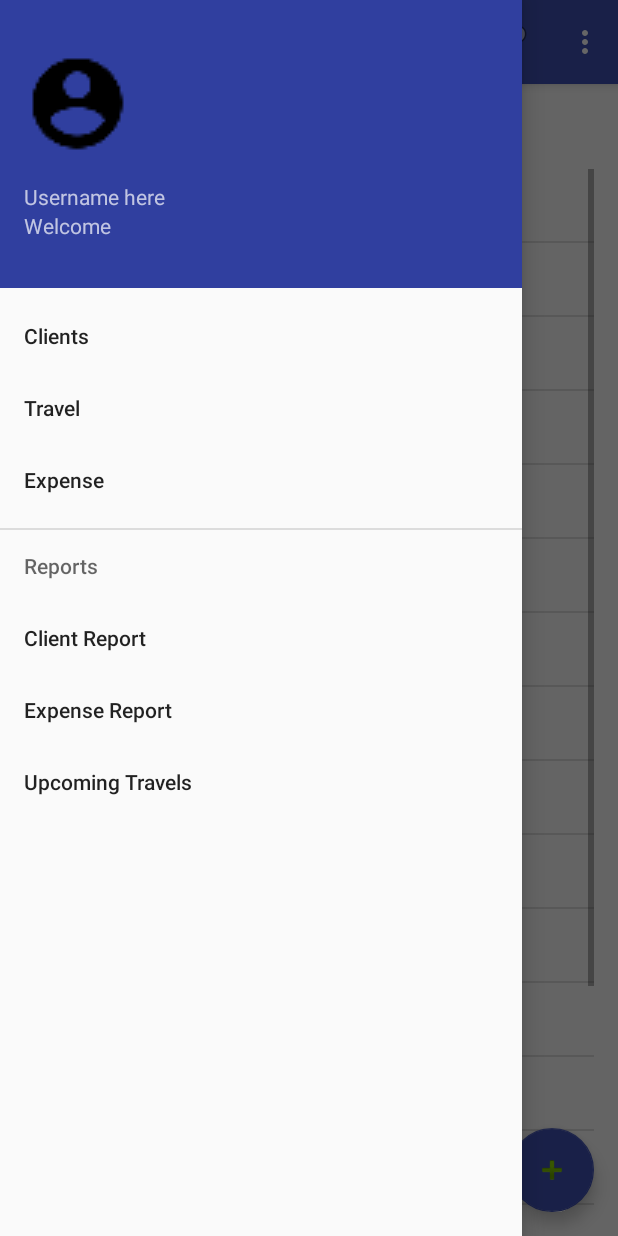
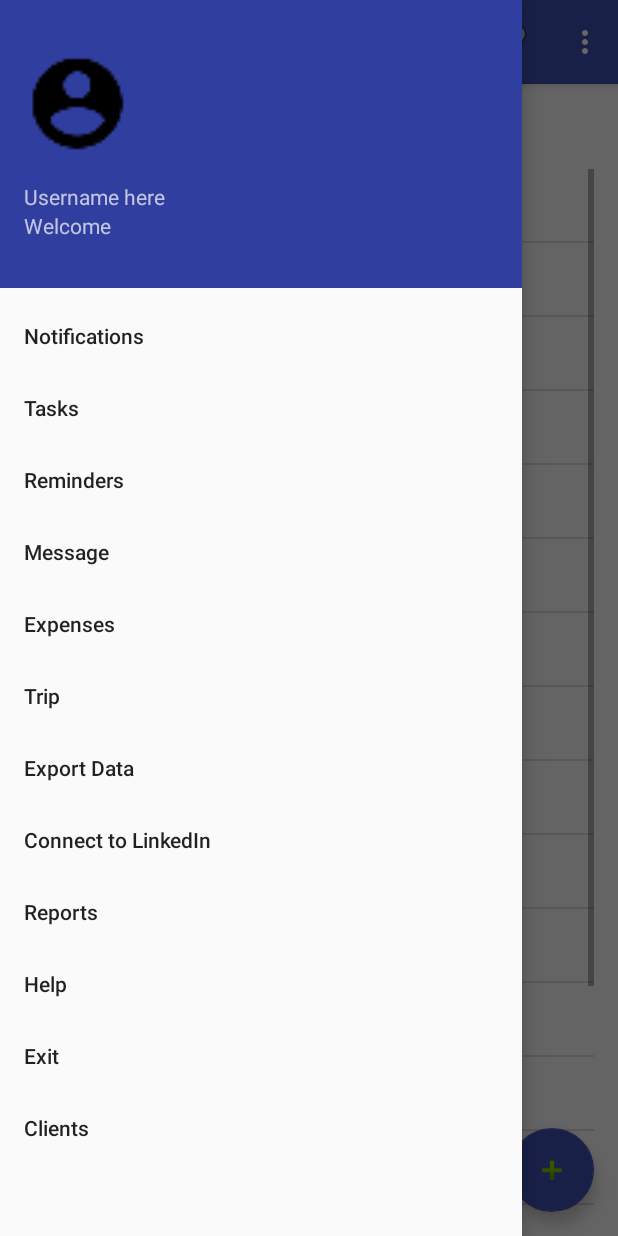
Before and after one commit to BitCloude/TheTravelingSalesman, an Android app: the screen it shows after launch (MainActivity), with the side drawer open, on a phone screen of 412 x 824 dp. Run offline under Robolectric (Android 15) with nearby library versions, the phone set to English and light mode, and no system bars.

Commit message:
menu_updated

```diff
--- a/app/src/main/res/menu/menu_drawer.xml
+++ b/app/src/main/res/menu/menu_drawer.xml
@@ -2,18 +2,42 @@
 <menu xmlns:android="http://schemas.android.com/apk/res/android">
     <group android:checkableBehavior="single">
         <item
+            android:title="@string/notifications"/>
+        <item
+            android:title="@string/tasks"/>
+        <item
+            android:title="@string/reminders"/>
+        <item
+            android:title="@string/message"/>
+        <item
+            android:title="@string/expense"/>
+        <item
+            android:id="@+id/nav_trip"
+            android:title="@string/trip"/>
+        <item
+            android:title="@string/export_data"/>
+        <item
+            android:title="@string/conn_linkedin"/>
+        <item
+            android:id="@+id/nav_reports"
+            android:title="@string/reports"/>
+        <item
+            android:title="@string/help"/>
+        <item
+            android:title="@string/exit"/>
+        <item
             android:id="@+id/nav_clients"
             android:title="@string/clients"/>
-        <item
+        <!--item
             android:id="@+id/nav_travel"
             android:title="@string/travel"/>
         <item
             android:id="@+id/nav_expense"
-            android:title="@string/expense"/>
+            android:title="@string/expense"/-->
 
     </group>
 
-    <item android:title="@string/reports">
+    <!--item android:title="@string/reports">
         <menu>
             <group android:checkableBehavior="single">
             <item
@@ -27,6 +51,6 @@
                 android:title="@string/upcoming_travels"/>
             </group>
         </menu>
-    </item>
+    </item-->
 
 </menu>
--- a/app/src/main/res/values/strings.xml
+++ b/app/src/main/res/values/strings.xml
@@ -20,11 +20,19 @@
         <item>Client3</item>
         <item>Client0</item>
     </string-array>
-
+<string name="notifications">Notifications</string>
+    <string name="reminders">Reminders</string>
+    <string name="message">Message</string>
+    <string name="trip">Trip</string>
+    <string name="export_data">Export Data</string>
+    <string name="conn_linkedin">Connect to LinkedIn</string>
+    <string name="help">Help</string>
+    <string name="exit">Exit</string>
     <string name="clients">Clients</string>
     <string name="travel">Travel</string>
-    <string name="expense">Expense</string>
+    <string name="expense">Expenses</string>
     <string name="reports">Reports</string>
+    <string name="tasks">Tasks</string>
     <!-- Reports submenu -->
     <string name="client_report">Client Report</string>
     <string name="expense_report">Expense Report</string>
```
Also changed, not shown: app/src/main/java/com/appers/ayvaz/thetravelingsalesman/ReportsActivity.java (added, +121 -0 lines), app/src/main/java/com/appers/ayvaz/thetravelingsalesman/ReportsExpenseActivity.java (added, +30 -0 lines), app/src/main/java/com/appers/ayvaz/thetravelingsalesman/ReportsTasksActivity.java (added, +29 -0 lines), app/src/main/res/layout/activity_reports.xml (added, +33 -0 lines), app/src/main/res/layout/activity_reports_expense.xml (added, +13 -0 lines), app/src/main/res/layout/activity_reports_tasks.xml (added, +13 -0 lines), app/src/main/res/layout/appbar_layout.xml (added, +16 -0 lines), app/src/main/res/layout/navigation_panel.xml (added, +12 -0 lines).
